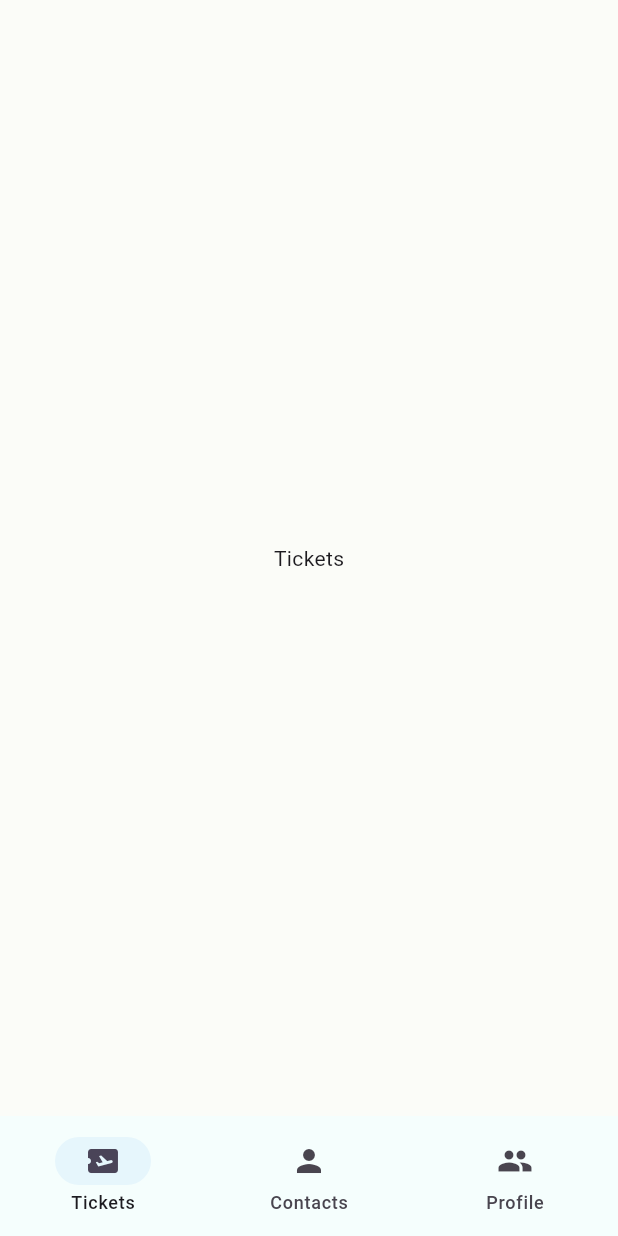
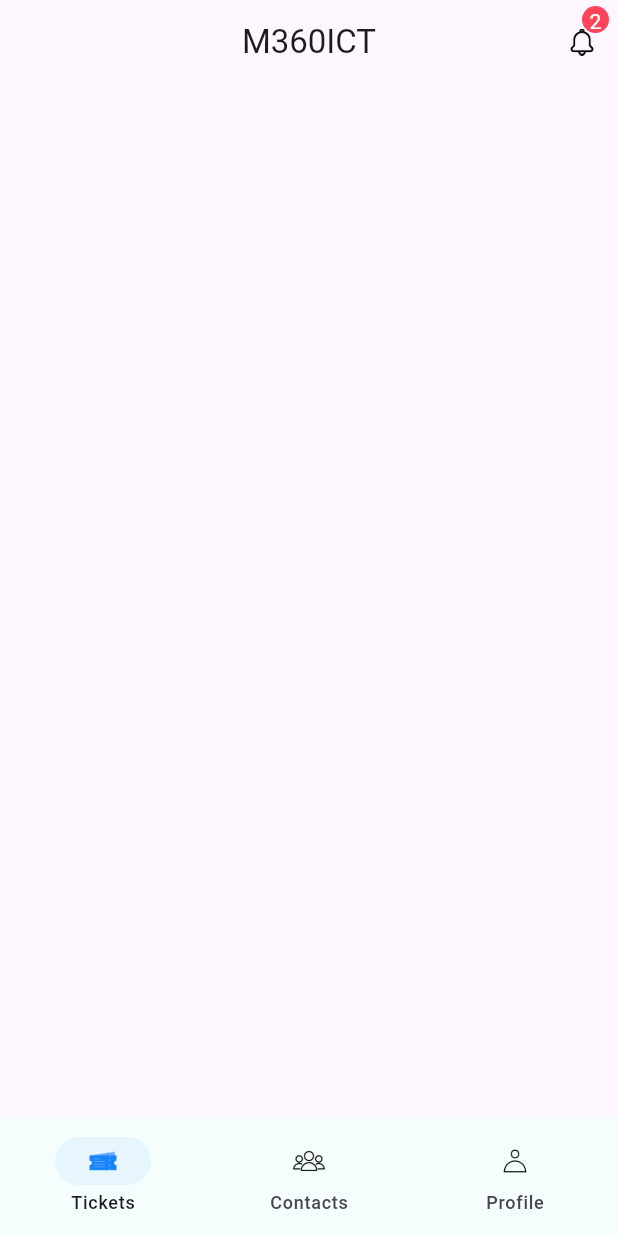
Before and after one commit to rakibk55w/M360ICT_ticket, a Flutter app: the screen it shows after launch, on a phone screen of 412 x 824 dp. Run offline on Flutter 3.47's test engine with Material 3 defaults, Android fonts, the phone set to English and light mode, and no system bars; our stand-ins replace get.

Commit message:
Created custom reusable appbar

```diff
--- a/lib/common/utils/colors.dart
+++ b/lib/common/utils/colors.dart
@@ -27,6 +27,8 @@ class AppColors{
   static const Color navigationBarColor = Color(0xFFF5FEFD);
   static const Color navigationBarSelectedColor = Color(0xFFE6F6FC);
 
+  /// - Background color for notification counter
+  static const Color counterBackgroundColor = Color(0xFFFE455A);
 
   static const Color error = Color(0xFFD32F2F);
   static const Color success = Color(0xFF388E3C);
--- /dev/null
+++ b/lib/common/utils/device_utility.dart
@@ -0,0 +1,60 @@
+import 'package:flutter/material.dart';
+
+import 'package:get/get.dart';
+//import 'package:connectivity_plus/connectivity_plus.dart';
+
+class AppDeviceUtils {
+  static double getScreenHeight() {
+    return MediaQuery.of(Get.context!).size.height;
+  }
+
+  static double getScreenWidth(BuildContext context) {
+    return MediaQuery.of(context).size.width;
+  }
+
+  static double getBottomNavigationBarHeight() {
+    return kBottomNavigationBarHeight;
+  }
+
+  static double getAppbarHeight() {
+    return kToolbarHeight;
+  }
+
+  // static Future<bool> hasInternetConnection() async {
+  //   try {
+  //     var connectivityResult = await Connectivity().checkConnectivity();
+  //
+  //     if (connectivityResult == ConnectivityResult.none) {
+  //       _showNoInternetDialog(Get.context!, "Please turn on Wi-Fi or mobile data to continue.");
+  //       return false;
+  //     }
+  //
+  //     final result = await InternetAddress.lookup("example.com");
+  //     return result.isNotEmpty && result[0].rawAddress.isNotEmpty;
+  //
+  //   } on SocketException catch (_) {
+  //     _showNoInternetDialog(Get.context!, "No internet connection available.");
+  //     return false;
+  //   }
+  // }
+  //
+  // static void _showNoInternetDialog(BuildContext context, String message) {
+  //   showDialog(
+  //     context: context,
+  //     builder: (BuildContext context) {
+  //       return AlertDialog(
+  //         title: const Text("Could not connect to internet."),
+  //         content: Text(message),
+  //         actions: <Widget>[
+  //           TextButton(
+  //             child: const Text("OK"),
+  //             onPressed: () {
+  //               Navigator.of(context).pop();
+  //             },
+  //           ),
+  //         ],
+  //       );
+  //     },
+  //   );
+  // }
+}
--- /dev/null
+++ b/lib/common/widgets/appbar.dart
@@ -0,0 +1,39 @@
+import 'package:flutter/material.dart';
+import 'package:get/get.dart';
+import 'package:m360ict/common/utils/device_utility.dart';
+
+class CustomAppbar extends StatelessWidget implements PreferredSizeWidget {
+  const CustomAppbar({
+    super.key,
+    this.title,
+    this.showBackArrow = false,
+    this.actions,
+  });
+
+  final Widget? title;
+  final bool showBackArrow;
+  final List<Widget>? actions;
+
+  @override
+  Widget build(BuildContext context) {
+    return AppBar(
+      automaticallyImplyLeading: false,
+      title: title,
+      actions: actions,
+      centerTitle: true,
+      leading: showBackArrow
+          ? IconButton(
+              onPressed: () => Get.back(),
+              icon: Image.asset(
+                'assets/icons/close.png',
+                height: 16,
+                width: 16,
+              ),
+            )
+          : null,
+    );
+  }
+
+  @override
+  Size get preferredSize => Size.fromHeight(AppDeviceUtils.getAppbarHeight());
+}
--- /dev/null
+++ b/lib/common/widgets/notification_icon.dart
@@ -0,0 +1,36 @@
+import 'package:flutter/material.dart';
+import 'package:m360ict/common/utils/colors.dart';
+
+class NotificationWithCounter extends StatelessWidget {
+  const NotificationWithCounter({super.key});
+
+  @override
+  Widget build(BuildContext context) {
+    return Stack(
+      children: [
+        IconButton(
+          onPressed: () {},
+          icon: Image.asset(
+            'assets/icons/notification.png',
+            height: 18,
+            width: 18,
+          ),
+        ),
+        Positioned(
+          right: 6,
+          child: Container(
+            width: 18,
+            height: 18,
+            decoration: BoxDecoration(
+              color: AppColors.counterBackgroundColor,
+              borderRadius: BorderRadius.circular(100),
+            ),
+            child: Center(
+              child: Text('2', style: TextStyle(color: Colors.white)),
+            ),
+          ),
+        ),
+      ],
+    );
+  }
+}
--- a/lib/navigation_menu.dart
+++ b/lib/navigation_menu.dart
@@ -25,14 +25,52 @@ class NavigationMenu extends StatelessWidget {
           },
 
           destinations: [
-            const NavigationDestination(icon: Icon(Icons.airplane_ticket), label: 'Tickets'),
-            const NavigationDestination(icon: Icon(Icons.person), label: 'Contacts'),
-            const NavigationDestination(icon: Icon(Icons.group), label: 'Profile'),
+            NavigationDestination(
+              icon: Image.asset(
+                'assets/icons/ticket_black.png',
+                height: 20,
+                width: 20,
+              ),
+              selectedIcon: Image.asset(
+                'assets/icons/ticket_blue.png',
+                height: 20,
+                width: 20,
+              ),
+              label: 'Tickets',
+            ),
+            NavigationDestination(
+              icon: Image.asset(
+                'assets/icons/contacts_black.png',
+                height: 24,
+                width: 24,
+              ),
+              selectedIcon: Image.asset(
+                'assets/icons/contacts_blue.png',
+                height: 24,
+                width: 24,
+              ),
+              label: 'Contacts',
+            ),
+            NavigationDestination(
+              icon: Image.asset(
+                'assets/icons/profile_black.png',
+                height: 18,
+                width: 18,
+              ),
+              selectedIcon: Image.asset(
+                'assets/icons/profile_blue.png',
+                height: 18,
+                width: 18,
+              ),
+              label: 'Profile',
+            ),
           ],
         );
       }),
       body: Obx(() {
-        return navigationController.screens[navigationController.selectedIndex.value];
+        return navigationController.screens[navigationController
+            .selectedIndex
+            .value];
       }),
     );
   }
--- a/lib/screens/tickets_screen.dart
+++ b/lib/screens/tickets_screen.dart
@@ -1,10 +1,19 @@
 import 'package:flutter/material.dart';
+import 'package:m360ict/common/widgets/appbar.dart';
+import 'package:m360ict/common/widgets/notification_icon.dart';
 
 class TicketsScreen extends StatelessWidget {
   const TicketsScreen({super.key});
 
   @override
   Widget build(BuildContext context) {
-    return Center(child: const Text('Tickets'));
+    return Scaffold(
+      appBar: CustomAppbar(
+        title: Text('M360ICT'),
+        actions: [
+          NotificationWithCounter(),
+        ],
+      ),
+    );
   }
 }
--- a/pubspec.yaml
+++ b/pubspec.yaml
@@ -60,9 +60,8 @@ flutter:
   uses-material-design: true
 
   # To add assets to your application, add an assets section, like this:
-  # assets:
-  #   - images/a_dot_burr.jpeg
-  #   - images/a_dot_ham.jpeg
+  assets:
+    - assets/icons/
 
   # An image asset can refer to one or more resolution-specific "variants", see
   # https://flutter.dev/to/resolution-aware-images
```
Also changed, not shown: assets/icons/close.png (added), assets/icons/contacts_black.png (added), assets/icons/contacts_blue.png (added), assets/icons/notification.png (added), assets/icons/profile_black.png (added), assets/icons/profile_blue.png (added), assets/icons/ticket_black.png (added), assets/icons/ticket_blue.png (added).
